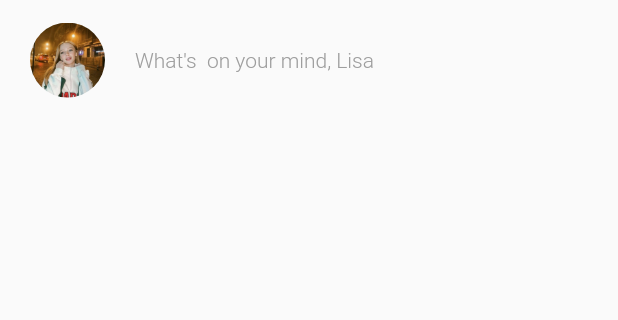
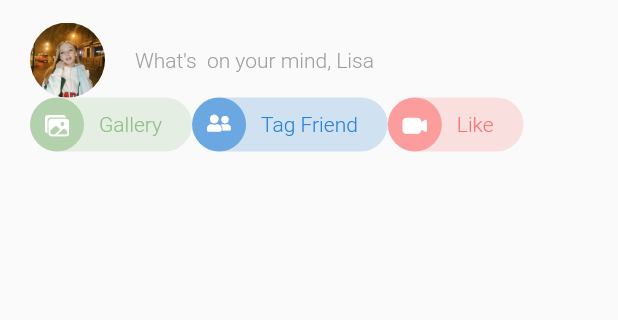
Before and after one commit to AgustinaGF/facebookFlutter, a Flutter app: the screen it shows after launch, on a phone screen of 412 x 824 dp, the part 84-404 px from its top. Run offline on Flutter 3.47's test engine with Material 2 defaults, Android fonts, the phone set to English and light mode, and no system bars; our stand-ins replace flutter_svg.

Commit message:
add buttons

```diff
--- a/lib/facebook_ui/facebook_ui.dart
+++ b/lib/facebook_ui/facebook_ui.dart
@@ -1,6 +1,7 @@
 import 'package:flutter/material.dart';
 import 'package:flutter/services.dart';
 import 'package:flutter_svg/flutter_svg.dart';
+import 'package:widgest/facebook_ui/widgets/quick_actions.dart';
 import '../icons/custom_icon_icons.dart';
 import 'widgets/circle_button.dart';
 import 'widgets/what_is_on_your_mind.dart';
@@ -44,7 +45,13 @@ class FacebookUi extends StatelessWidget {
         ).copyWith(
           top: 15,
         ),
-        children: [WhatIsOnYourMind()],
+        children: const [
+          WhatIsOnYourMind(),
+          QuickActions(),
+          SizedBox(
+            height: 30,
+          )
+        ],
       ),
     );
   }
--- /dev/null
+++ b/lib/facebook_ui/widgets/quick_actions.dart
@@ -0,0 +1,67 @@
+import 'package:flutter/material.dart';
+import 'package:widgest/facebook_ui/widgets/circle_button.dart';
+import 'package:widgest/icons/custom_icon_icons.dart';
+
+class QuickActions extends StatelessWidget {
+  const QuickActions({super.key});
+
+  @override
+  Widget build(BuildContext context) {
+    return const Row(
+      children: [
+        QuickButton(
+          label: 'Gallery',
+          color: Color(0xff92BE87),
+          iconData: CustomIcons.photos,
+        ),
+        QuickButton(
+          label: 'Tag Friend',
+          color: Color(0xff2880D4),
+          iconData: CustomIcons.user_friends,
+        ),
+        QuickButton(
+          label: 'Like',
+          color: Color(0xfFFB7171),
+          iconData: CustomIcons.video_camera,
+        )
+      ],
+    );
+  }
+}
+
+class QuickButton extends StatelessWidget {
+  const QuickButton(
+      {super.key,
+      required this.iconData,
+      required this.color,
+      required this.label});
+
+  final IconData iconData;
+  final Color color;
+  final String label;
+
+  @override
+  Widget build(BuildContext context) {
+    return Container(
+      padding: const EdgeInsets.only(
+        right: 20,
+      ),
+      decoration: BoxDecoration(
+        color: color.withOpacity(0.2),
+        borderRadius: BorderRadius.circular(30),
+      ),
+      child: Row(
+        children: [
+          CircleButton(color: color.withOpacity(0.6), iconData: iconData),
+          SizedBox(width: 10),
+          Text(
+            label,
+            style: TextStyle(
+              color: color,
+            ),
+          ),
+        ],
+      ),
+    );
+  }
+}
--- a/lib/facebook_ui/widgets/what_is_on_your_mind.dart
+++ b/lib/facebook_ui/widgets/what_is_on_your_mind.dart
@@ -15,10 +15,12 @@ class WhatIsOnYourMind extends StatelessWidget {
         SizedBox(
           width: 20,
         ),
-        Text(
-          "What's  on your mind, Lisa",
-          style: TextStyle(color: Colors.grey),
-        ),
+        Flexible(
+          child: Text(
+            "What's  on your mind, Lisa",
+            style: TextStyle(color: Colors.grey),
+          ),
+        )
       ],
     );
   }
```
